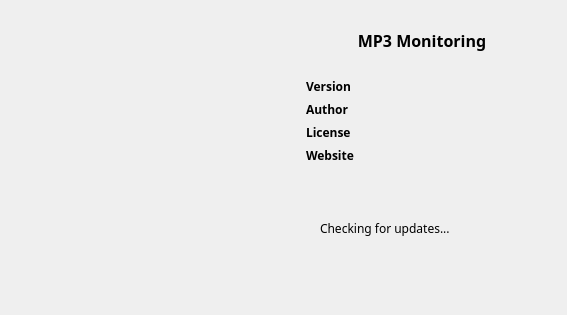
Qt form gui/about_dialog.ui (IceflowRE/mp3monitoring) before a commit.
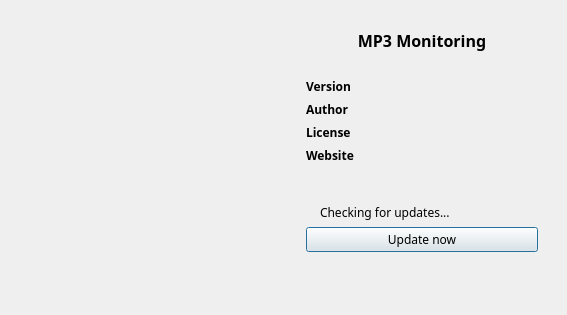
The same form after that commit.

Commit message: [*] Update settings and about dialogs

```diff
--- a/gui/about_dialog.ui
+++ b/gui/about_dialog.ui
@@ -311,6 +311,13 @@
            </item>
           </layout>
          </item>
+         <item>
+          <widget class="QPushButton" name="update_now">
+           <property name="text">
+            <string>Update now</string>
+           </property>
+          </widget>
+         </item>
          <item>
           <spacer name="verticalSpacer">
            <property name="orientation">
```
The commit also changes 8 other files.
